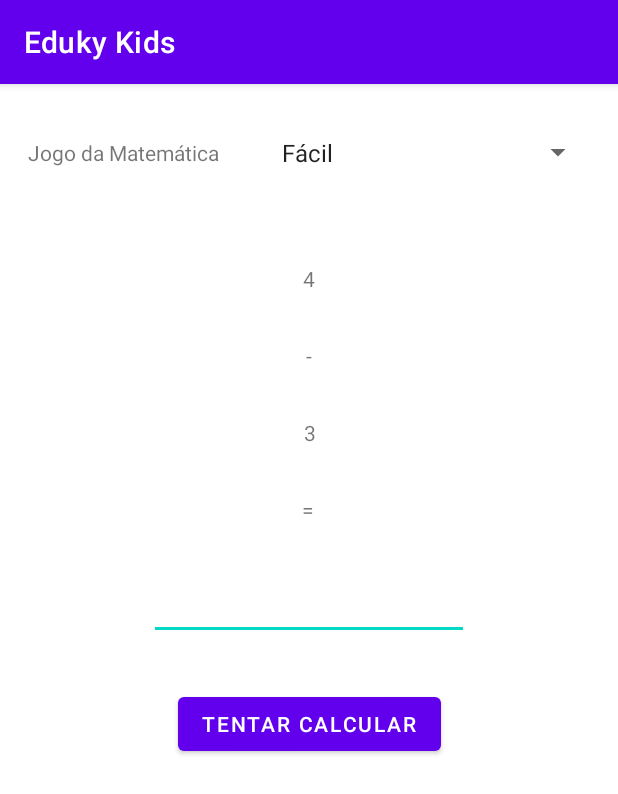
After one commit to leo-valadao/Projeto-Integrador-4, an Android app: the AtvMatematica screen opened directly, with no data from a screen before it, on a phone screen of 412 x 824 dp. The commit adds this screen. Shown: the top 794 px of the screen. Run offline under Robolectric (Android 15) with nearby library versions, the phone set to English and light mode, and no system bars.

Commit message:
2ª Versão do Projeto Integrador do 4 Semestre.

```diff
--- a/app/src/main/AndroidManifest.xml
+++ b/app/src/main/AndroidManifest.xml
@@ -14,6 +14,9 @@
         android:theme="@style/Theme.EdukyKids"
         tools:targetApi="31">
         <activity
+            android:name=".AtvMatematica"
+            android:exported="false" />
+        <activity
             android:name=".MainActivity"
             android:exported="true">
             <intent-filter>
--- /dev/null
+++ b/app/src/main/java/com/senac/edukykids/AtvMatematica.java
@@ -0,0 +1,180 @@
+package com.senac.edukykids;
+
+import androidx.appcompat.app.AppCompatActivity;
+
+import android.os.Bundle;
+import android.view.View;
+import android.widget.ArrayAdapter;
+import android.widget.Button;
+import android.widget.EditText;
+import android.widget.Spinner;
+import android.widget.TextView;
+import android.widget.Toast;
+
+import java.math.BigDecimal;
+import java.math.RoundingMode;
+import java.text.DecimalFormat;
+import java.util.ArrayList;
+import java.util.List;
+import java.util.Random;
+
+public class AtvMatematica extends AppCompatActivity implements View.OnClickListener {
+
+    // Objetos
+    EditText edtTerceiroNumero;
+
+    TextView textPrimeiroNumero;
+    TextView textSegundoNumero;
+    TextView textPrimeiroOperador;
+    TextView textSegundoOperador;
+
+    Button btnTentarCalculo;
+
+    Spinner spinnerDificuldade;
+
+    Double resultado = 0.0;
+
+    private static final String[] dificuladades = {"Fácil", "Médio", "Difícil"};
+    private static final DecimalFormat df = new DecimalFormat("0.00");
+
+    @Override
+    protected void onCreate(Bundle savedInstanceState) {
+        super.onCreate(savedInstanceState);
+        setContentView(R.layout.activity_atv_matematica);
+
+        // Configurando os Objetos
+        textPrimeiroNumero = findViewById(R.id.textPrimeiroNumero);
+        textSegundoNumero = findViewById(R.id.textSegundoNumero);
+        edtTerceiroNumero = findViewById(R.id.textTerceiroNumero);
+
+        textPrimeiroOperador = findViewById(R.id.textPrimeiroOperador);
+        textSegundoOperador = findViewById(R.id.textSegundoOperador);
+
+        btnTentarCalculo = findViewById(R.id.btnTentarCalculo);
+        btnTentarCalculo.setOnClickListener(this);
+
+        spinnerDificuldade = findViewById(R.id.spinnerDificuldade);
+        ArrayAdapter adapter = new ArrayAdapter(this, android.R.layout.simple_list_item_1, dificuladades);
+        spinnerDificuldade.setAdapter(adapter);
+        spinnerDificuldade.setSelection(0);
+
+        try {
+            inicializarDesafio();
+        } catch (Exception e) {
+            e.printStackTrace();
+        }
+    }
+
+    @Override
+    public void onClick(View view) {
+        switch (view.getId()) {
+            case R.id.btnTentarCalculo:
+                String terceiroNumero = df.format(Double.valueOf(edtTerceiroNumero.getText().toString()));
+                String resultadoReal = df.format(this.resultado);
+                if (terceiroNumero.equals(resultadoReal)) {
+                    Toast.makeText(this, "Resposta CORRETA!", Toast.LENGTH_LONG);
+                    try {
+                        inicializarDesafio();
+                    } catch (Exception e) {
+                        e.printStackTrace();
+                    }
+                } else {
+                    Toast.makeText(this, "Resposta CORRETA!", Toast.LENGTH_LONG);
+                }
+                break;
+            default:
+                Toast.makeText(this, "Opção Inválida!", Toast.LENGTH_LONG);
+        }
+    }
+
+    public void inicializarDesafio() throws Exception {
+
+        switch (spinnerDificuldade.getSelectedItem().toString()) {
+            case "Difícil":
+                definirOperador("Difícil");
+                definirNumero("Difícil", textPrimeiroNumero);
+                definirNumero("Difícil", textSegundoNumero);
+                break;
+            case "Médio":
+                definirOperador("Médio");
+                definirNumero("Médio", textPrimeiroNumero);
+                definirNumero("Médio", textSegundoNumero);
+                break;
+            case "Fácil":
+                definirOperador("Fácil");
+                definirNumero("Fácil", textPrimeiroNumero);
+                definirNumero("Fácil", textSegundoNumero);
+                break;
+            default:
+                throw new Exception();
+        }
+
+        definirResultado(textPrimeiroOperador);
+    }
+
+    public void definirOperador(String dificuldade) {
+        // Inicializar a Lista de Operadores que Serão Usados no Desafio:
+        List<String> operadores = new ArrayList<String>();
+
+        if (dificuldade == "Difícil") {
+            operadores.add("+");
+            operadores.add("-");
+            operadores.add("×");
+            operadores.add("÷");
+        } else {
+            operadores.add("+");
+            operadores.add("-");
+        }
+
+        // Selecionar Aleatóriamente o Operador:
+        Random aleatorio = new Random();
+        Integer numeroAleatorio = aleatorio.nextInt((operadores.size()-1) + 1) + 0;
+
+        // Modificar o 1º Operador na Tela:
+        textPrimeiroOperador.setText(operadores.get(numeroAleatorio));
+    }
+
+    public void definirNumero(String dificuldade, TextView texto) {
+        // Definir o Alcance do Número:
+        Integer maximo;
+        Integer minimo = 1;
+
+        // Evitar Números Negativos e Divisões com o Denominador Menor que o Numerador:
+        if (texto == textSegundoNumero && (textPrimeiroOperador.getText().toString() == "-" ||
+                textPrimeiroOperador.getText().toString() == "÷")) {
+            maximo = Integer.valueOf(textPrimeiroNumero.getText().toString());
+        } else if (dificuldade == "Fácil") {
+            maximo = 10;
+        } else {
+            maximo = 100;
+        }
+
+        // Gerar o Número Aleatório no Campo de Texto:
+        Integer numero = (int) ((Math.random() * (maximo - minimo)) + minimo);
+        texto.setText(numero.toString());
+    }
+
+    public void definirResultado(TextView operador) throws Exception {
+        // Coletar o Valor dos Números na Tela:
+        Double primeiroNumero = Double.valueOf(this.textPrimeiroNumero.getText().toString());
+        Double segundoNumero = Double.valueOf(this.textSegundoNumero.getText().toString());
+
+        // Calcular o Resultado:
+        switch (operador.getText().toString()) {
+            case "+":
+                this.resultado = primeiroNumero + segundoNumero;
+                break;
+            case "-":
+                this.resultado = primeiroNumero - segundoNumero;
+                break;
+            case "×":
+                this.resultado = primeiroNumero * segundoNumero;
+                break;
+            case "÷":
+                this.resultado = primeiroNumero / segundoNumero;
+                break;
+            default:
+                throw new Exception();
+        }
+    }
+}
--- /dev/null
+++ b/app/src/main/res/layout/activity_atv_matematica.xml
@@ -0,0 +1,94 @@
+<?xml version="1.0" encoding="utf-8"?>
+<androidx.constraintlayout.widget.ConstraintLayout xmlns:android="http://schemas.android.com/apk/res/android"
+    xmlns:app="http://schemas.android.com/apk/res-auto"
+    xmlns:tools="http://schemas.android.com/tools"
+    android:layout_width="match_parent"
+    android:layout_height="match_parent"
+    tools:context=".AtvMatematica">
+
+    <Button
+        android:id="@+id/btnTentarCalculo"
+        android:layout_width="wrap_content"
+        android:layout_height="wrap_content"
+        android:layout_marginTop="32dp"
+        android:text="@string/tentar_calculo"
+        app:layout_constraintEnd_toEndOf="parent"
+        app:layout_constraintStart_toStartOf="parent"
+        app:layout_constraintTop_toBottomOf="@+id/textTerceiroNumero" />
+
+    <TextView
+        android:id="@+id/textView"
+        android:layout_width="129dp"
+        android:layout_height="wrap_content"
+        android:layout_marginTop="36dp"
+        android:text="@string/jogo_matematica"
+        app:layout_constraintEnd_toEndOf="parent"
+        app:layout_constraintHorizontal_bias="0.067"
+        app:layout_constraintStart_toStartOf="parent"
+        app:layout_constraintTop_toTopOf="parent" />
+
+    <TextView
+        android:id="@+id/textPrimeiroOperador"
+        android:layout_width="wrap_content"
+        android:layout_height="wrap_content"
+        android:layout_marginTop="32dp"
+        android:text="Operador"
+        app:layout_constraintEnd_toEndOf="parent"
+        app:layout_constraintStart_toStartOf="parent"
+        app:layout_constraintTop_toBottomOf="@+id/textPrimeiroNumero" />
+
+    <Spinner
+        android:id="@+id/spinnerDificuldade"
+        android:layout_width="0dp"
+        android:layout_height="31dp"
+        android:layout_marginStart="24dp"
+        android:layout_marginEnd="16dp"
+        app:layout_constraintBottom_toBottomOf="@+id/textView"
+        app:layout_constraintEnd_toEndOf="parent"
+        app:layout_constraintStart_toEndOf="@+id/textView"
+        app:layout_constraintTop_toTopOf="@+id/textView" />
+
+    <TextView
+        android:id="@+id/textSegundoOperador"
+        android:layout_width="wrap_content"
+        android:layout_height="wrap_content"
+        android:layout_marginTop="32dp"
+        android:text="="
+        app:layout_constraintEnd_toEndOf="parent"
+        app:layout_constraintHorizontal_bias="0.498"
+        app:layout_constraintStart_toStartOf="parent"
+        app:layout_constraintTop_toBottomOf="@+id/textSegundoNumero" />
+
+    <EditText
+        android:id="@+id/textTerceiroNumero"
+        android:layout_width="wrap_content"
+        android:layout_height="wrap_content"
+        android:layout_marginTop="32dp"
+        android:ems="10"
+        android:inputType="numberSigned|numberDecimal"
+        app:layout_constraintEnd_toEndOf="parent"
+        app:layout_constraintStart_toStartOf="parent"
+        app:layout_constraintTop_toBottomOf="@+id/textSegundoOperador" />
+
+    <TextView
+        android:id="@+id/textPrimeiroNumero"
+        android:layout_width="wrap_content"
+        android:layout_height="wrap_content"
+        android:layout_marginTop="120dp"
+        android:text="1º Número"
+        app:layout_constraintEnd_toEndOf="parent"
+        app:layout_constraintStart_toStartOf="parent"
+        app:layout_constraintTop_toTopOf="parent" />
+
+    <TextView
+        android:id="@+id/textSegundoNumero"
+        android:layout_width="wrap_content"
+        android:layout_height="wrap_content"
+        android:layout_marginTop="32dp"
+        android:text="2º Número"
+        app:layout_constraintEnd_toEndOf="parent"
+        app:layout_constraintHorizontal_bias="0.501"
+        app:layout_constraintStart_toStartOf="parent"
+        app:layout_constraintTop_toBottomOf="@+id/textPrimeiroOperador" />
+
+</androidx.constraintlayout.widget.ConstraintLayout>
--- a/app/src/main/res/layout/activity_main.xml
+++ b/app/src/main/res/layout/activity_main.xml
@@ -12,7 +12,7 @@
         android:layout_height="wrap_content"
         android:layout_marginStart="24dp"
         android:layout_marginEnd="24dp"
-        android:text="@string/btnJogoMatematica"
+        android:text="@string/jogo_matematica"
         app:layout_constraintBottom_toBottomOf="parent"
         app:layout_constraintEnd_toEndOf="parent"
         app:layout_constraintHorizontal_bias="0.498"
--- a/app/src/main/res/values/strings.xml
+++ b/app/src/main/res/values/strings.xml
@@ -1,4 +1,5 @@
 <resources>
     <string name="app_name">Eduky Kids</string>
-    <string name="btnJogoMatematica">Jogo da Matemática</string>
+    <string name="jogo_matematica">Jogo da Matemática</string>
+    <string name="tentar_calculo">Tentar Calcular</string>
 </resources>
```
Also changed, not shown: app/src/main/java/com/senac/edukykids/MainActivity.java (+24 -1 lines).
